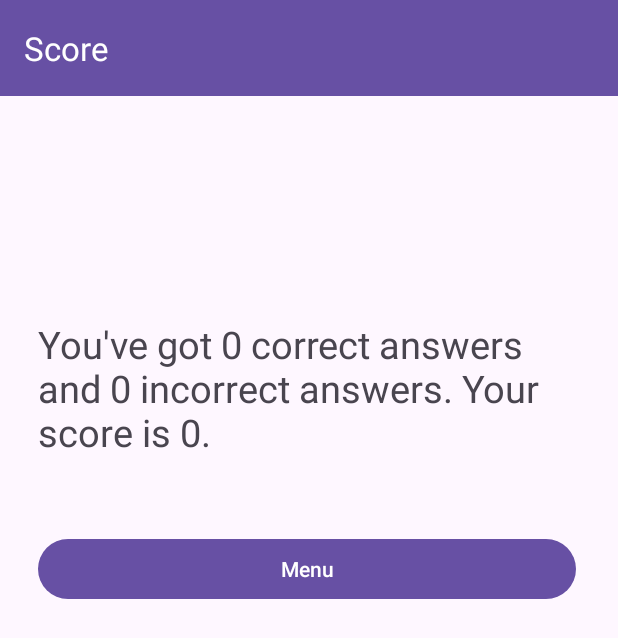
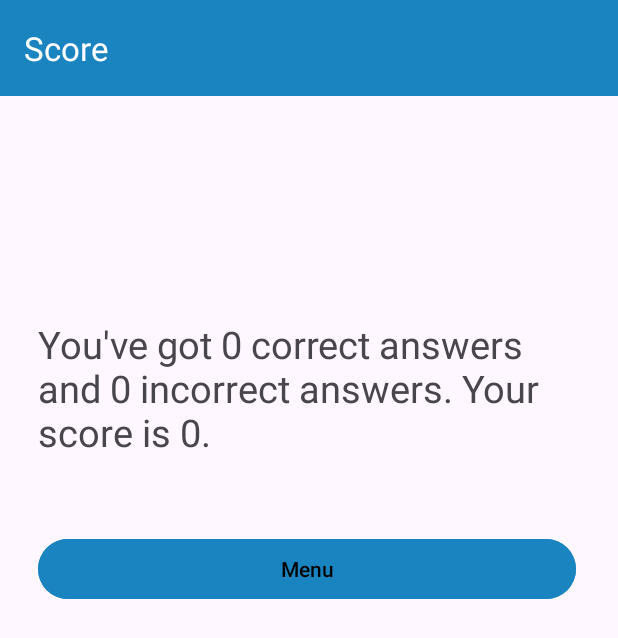
Before and after one commit to Pmacdon15/Guess-The-Celebrity-Game, an Android app: the ScoreActivity screen opened directly, with no data from a screen before it, on a phone screen of 412 x 824 dp. Shown: the top 638 px of the screen. Run offline under Robolectric (Android 15) with nearby library versions, the phone set to English and light mode, and no system bars.

Commit message:
color updated

```diff
--- a/app/src/main/res/layout/activity_score.xml
+++ b/app/src/main/res/layout/activity_score.xml
@@ -9,7 +9,7 @@
         android:id="@+id/toolbar4"
         android:layout_width="0dp"
         android:layout_height="wrap_content"
-        android:background="?attr/colorPrimary"
+        android:background="#1984BF"
         android:minHeight="?attr/actionBarSize"
         android:theme="?attr/actionBarTheme"
         app:layout_constraintEnd_toEndOf="parent"
@@ -45,7 +45,9 @@
             android:layout_marginLeft="25dp"
             android:layout_marginTop="50dp"
             android:layout_marginRight="25dp"
-            android:text="@string/menu" />
+            android:backgroundTint="#1984BF"
+            android:text="@string/menu"
+            android:textColor="#000000" />
     </LinearLayout>
 
 </androidx.constraintlayout.widget.ConstraintLayout>
```
